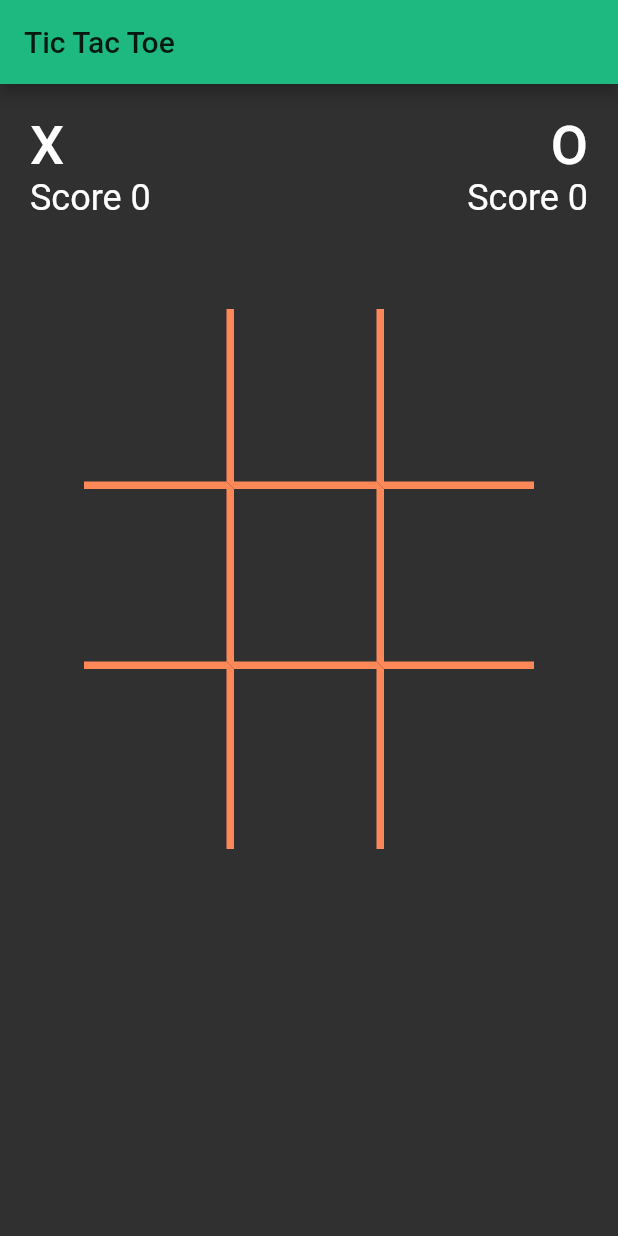
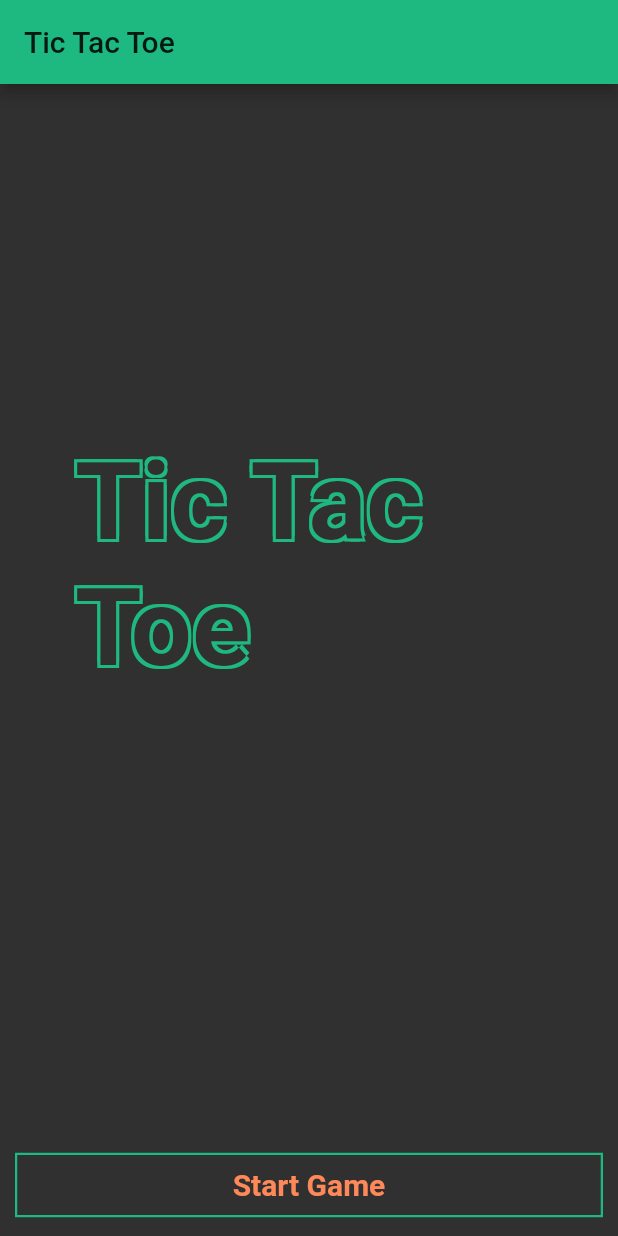
Before and after one commit to Rapol/tic_tac_toe_flutter, a Flutter app: the screen it shows after launch, on a phone screen of 412 x 824 dp. Run offline on Flutter 3.47's test engine with Material 2 defaults, Android fonts, the phone set to English and light mode, and no system bars; Roboto replaces fonts that are missing (DM Sans).

Commit message:
added start screen, exit game dialog, page routing and transition, upadted text style

```diff
--- a/lib/main.dart
+++ b/lib/main.dart
@@ -1,13 +1,15 @@
 import 'package:flutter/material.dart';
 import 'package:provider/provider.dart';
-import 'package:tic_tac_toe/constants.dart' as prefix0;
+
+import 'package:tic_tac_toe/constants.dart' as constants;
 
 import 'package:tic_tac_toe/models/Board.dart';
 import 'package:tic_tac_toe/screens/GameScreen.dart';
-import 'package:tic_tac_toe/constants.dart';
+import 'package:tic_tac_toe/screens/LandingScreen.dart';
 
 void main() => runApp(MyApp());
 
+const double shadowOffset = 2.0;
 class MyApp extends StatelessWidget {
   @override
   Widget build(BuildContext context) {
@@ -19,8 +21,8 @@ class MyApp extends StatelessWidget {
           // primarySwatch: Colors.green,
           // Define the default brightness and colors.
           brightness: Brightness.dark,
-          primaryColor: primaryColor,
-          accentColor: accentColor,
+          primaryColor: constants.primaryColor,
+          accentColor: constants.accentColor,
 
           // Define the default font family.
           fontFamily: 'DM Sans',
@@ -28,21 +30,58 @@ class MyApp extends StatelessWidget {
           // Define the default TextTheme. Use this to specify the default
           // text styling for headlines, titles, bodies of text, and more.
           textTheme: TextTheme(
-            headline: TextStyle(fontSize: 46.0, fontWeight: FontWeight.bold, color: textColor),
-            subhead: TextStyle(fontSize: 24.0, color: textColor),
-            title: TextStyle(fontSize: 36.0, color: textColor),
-            body1: TextStyle(fontSize: 14.0, color: textColor),
-            display1: TextStyle(fontSize: 55.0, fontWeight: FontWeight.bold, color: textColor),
+            headline: TextStyle(
+                fontSize: 46.0,
+                fontWeight: FontWeight.bold,
+                color: constants.textColor),
+            title: TextStyle(fontSize: 24.0, color: constants.textColor),
+            subhead: TextStyle(fontSize: 20.0, color: constants.textColor),
+            body1: TextStyle(fontSize: 14.0, color: constants.textColor),
+            display1: TextStyle(
+                fontSize: 55.0,
+                fontWeight: FontWeight.bold,
+                color: constants.textColor),
+            display2: TextStyle(
+              fontSize: 72.0,
+              fontWeight: FontWeight.bold,
+              color: Color(0xFF303030),
+              shadows: [
+                Shadow(
+                    // bottomLeft
+                    offset: Offset(-shadowOffset, -shadowOffset),
+                    color: constants.primaryColor),
+                Shadow(
+                    // bottomRight
+                    offset: Offset(shadowOffset, -shadowOffset),
+                    color: constants.primaryColor),
+                Shadow(
+                    // topRight
+                    offset: Offset(shadowOffset, shadowOffset),
+                    color: constants.primaryColor),
+                Shadow(
+                    // topLeft
+                    offset: Offset(-shadowOffset, shadowOffset),
+                    color: constants.primaryColor),
+              ],
+            ),
+            display3: TextStyle(fontSize: 20.0, color: constants.accentColor, fontWeight: FontWeight.bold),
           ),
           buttonTheme: ButtonThemeData(
-            buttonColor: Colors.blueAccent,
+            buttonColor: constants.primaryColor,
             shape: RoundedRectangleBorder(),
+            highlightColor: Color(0x00),
+            splashColor: constants.primaryColor,
             textTheme: ButtonTextTheme.accent,
           ),
+          pageTransitionsTheme: PageTransitionsTheme(builders: {
+            TargetPlatform.iOS: CupertinoPageTransitionsBuilder(),
+            TargetPlatform.android: CupertinoPageTransitionsBuilder(),
+          }),
         ),
         initialRoute: '/',
         routes: {
-          '/': (context) => GameScreen(),
+          '/': (context) => LandingPage(),
+          '/game': (context) => GameScreen(),
         },
       ),
     );
--- /dev/null
+++ b/lib/screens/LandingScreen.dart
@@ -0,0 +1,42 @@
+import 'package:flutter/material.dart';
+
+import 'package:tic_tac_toe/constants.dart' as constants;
+
+import 'package:tic_tac_toe/widget/LandingLayout.dart';
+
+class LandingPage extends StatelessWidget {
+  Widget build(BuildContext context) {
+    return Scaffold(
+      appBar: AppBar(
+        title: Text('Tic Tac Toe'),
+      ),
+      body: LandingLayout(
+        titlePadding: EdgeInsets.fromLTRB(50.0, 0, 0, 60.0),
+        content: <Widget>[
+          Text(
+            'Tic Tac',
+            style: Theme.of(context).textTheme.display2,
+          ),
+          Text(
+            'Toe',
+            style: Theme.of(context).textTheme.display2,
+          ),
+        ],
+        actionPadding: EdgeInsets.all(10.0),
+        actions: <Widget>[
+          Expanded(
+            child: OutlineButton(
+              padding: EdgeInsets.all(10.0),
+              child: Text(
+                'Start Game',
+                style: Theme.of(context).textTheme.display3,
+              ),
+              onPressed: () => Navigator.pushNamed(context, '/game'),
+              borderSide: BorderSide(width: 1.5, color: constants.primaryColor),
+            ),
+          ),
+        ],
+      ),
+    );
+  }
+}
--- /dev/null
+++ b/lib/widget/LandingLayout.dart
@@ -0,0 +1,49 @@
+import 'package:flutter/material.dart';
+
+import 'package:tic_tac_toe/constants.dart' as constants;
+
+Widget generateTitleContent(context, titlePadding, widgets) {
+  return Expanded(
+    flex: 2,
+    child: Container(
+        padding: titlePadding,
+        child: Column(
+          mainAxisAlignment: MainAxisAlignment.center,
+          crossAxisAlignment: CrossAxisAlignment.start,
+          children: widgets,
+        )),
+  );
+}
+
+Widget generateActions(context, actionPadding, widgets) {
+  return Container(
+    padding: actionPadding,
+    child: Row(
+      children: widgets,
+    ),
+  );
+}
+
+class LandingLayout extends StatelessWidget {
+  final EdgeInsets titlePadding;
+  final EdgeInsets actionPadding;
+  final List<Widget> actions;
+  final List<Widget> content;
+  final Color backgroundColor;
+
+  LandingLayout({this.content, this.actions, this.titlePadding, this.actionPadding, this.backgroundColor});
+
+  Widget build(BuildContext context) {
+    return Container(
+        constraints: BoxConstraints.expand(),
+        color: backgroundColor ?? null,
+        child: Column(
+          crossAxisAlignment: CrossAxisAlignment.start,
+          children: <Widget>[
+            generateTitleContent(context, titlePadding, content),
+            generateActions(context, actionPadding, actions),
+          ],
+        ),
+      );
+  }
+}
--- a/lib/widget/TileRow.dart
+++ b/lib/widget/TileRow.dart
@@ -5,9 +5,9 @@ import 'package:tic_tac_toe/widget/Tile.dart';
 import 'package:tic_tac_toe/models/Board.dart';
 import 'package:tic_tac_toe/utils/BoardUtils.dart';
 
-import 'package:tic_tac_toe/constants.dart';
+import 'package:tic_tac_toe/constants.dart' as constants;
 
-const BorderSide defaultBorder = BorderSide(width: 5.0, color: accentColor);
+const BorderSide defaultBorder = BorderSide(width: 5.0, color: constants.primaryColor);
 
 // TODO: make this list dynamic
 const tileBorders = [
```
Also changed, not shown: lib/screens/GameScreen.dart (+12 -1 lines), lib/widget/CloseGameDialog.dart (added, +27 -0 lines), lib/widget/ResultOverlay.dart (+42 -18 lines).
